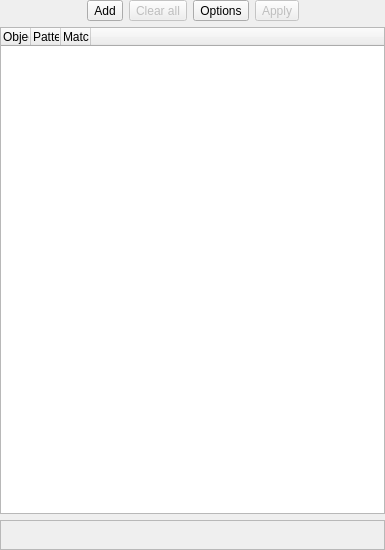
The window that libpgmodeler_ui/ui/objectsfilterwidget.ui (pgmodeler/pgmodeler) describes before a commit, drawn with Qt 5.
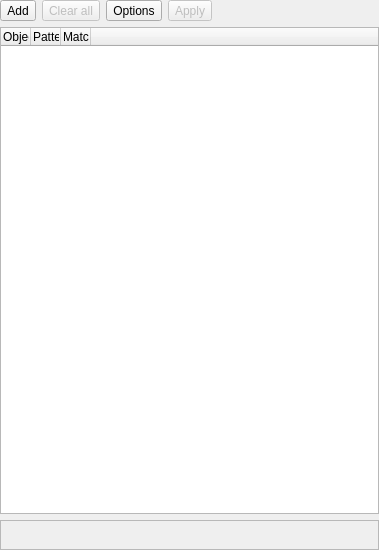
The same window after the commit. Icons and pictures are not drawn.

The edit to the form file:
```diff
--- a/libpgmodeler_ui/ui/objectsfilterwidget.ui
+++ b/libpgmodeler_ui/ui/objectsfilterwidget.ui
@@ -6,7 +6,7 @@
    <rect>
     <x>0</x>
     <y>0</y>
-    <width>385</width>
+    <width>379</width>
     <height>550</height>
    </rect>
   </property>
@@ -34,19 +34,6 @@
    </property>
    <item>
     <layout class="QHBoxLayout" name="horizontalLayout_2">
-     <item>
-      <spacer name="horizontalSpacer_2">
-       <property name="orientation">
-        <enum>Qt::Horizontal</enum>
-       </property>
-       <property name="sizeHint" stdset="0">
-        <size>
-         <width>40</width>
-         <height>20</height>
-        </size>
-       </property>
-      </spacer>
-     </item>
      <item>
       <widget class="QToolButton" name="add_tb">
        <property name="sizePolicy">
```
